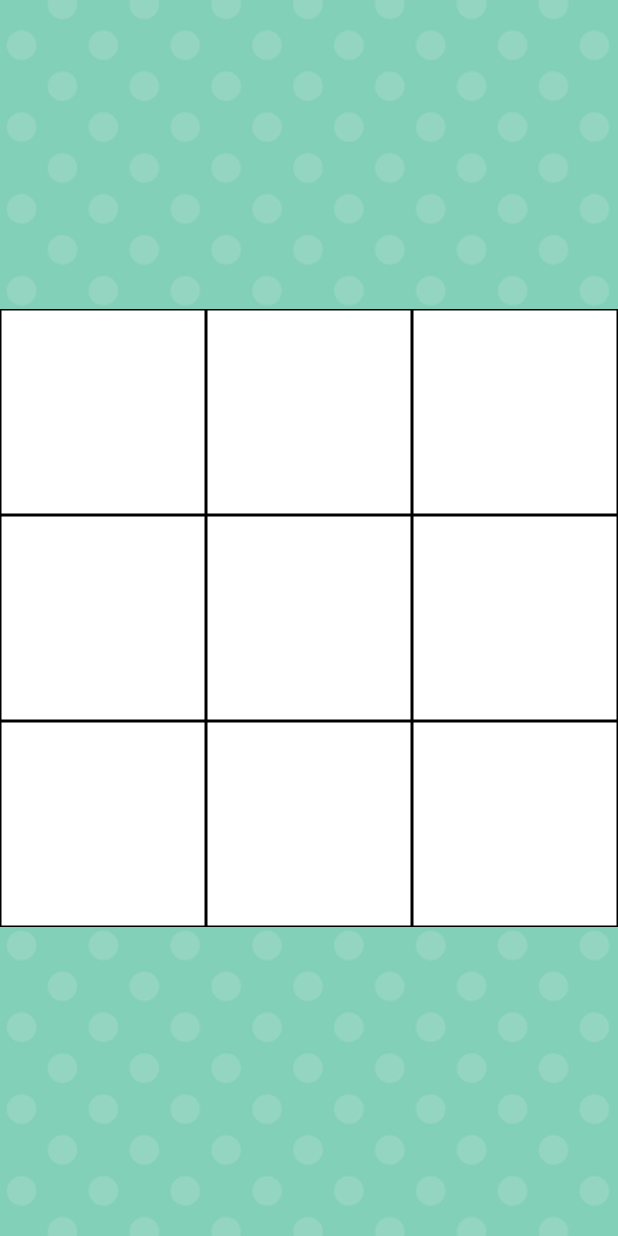
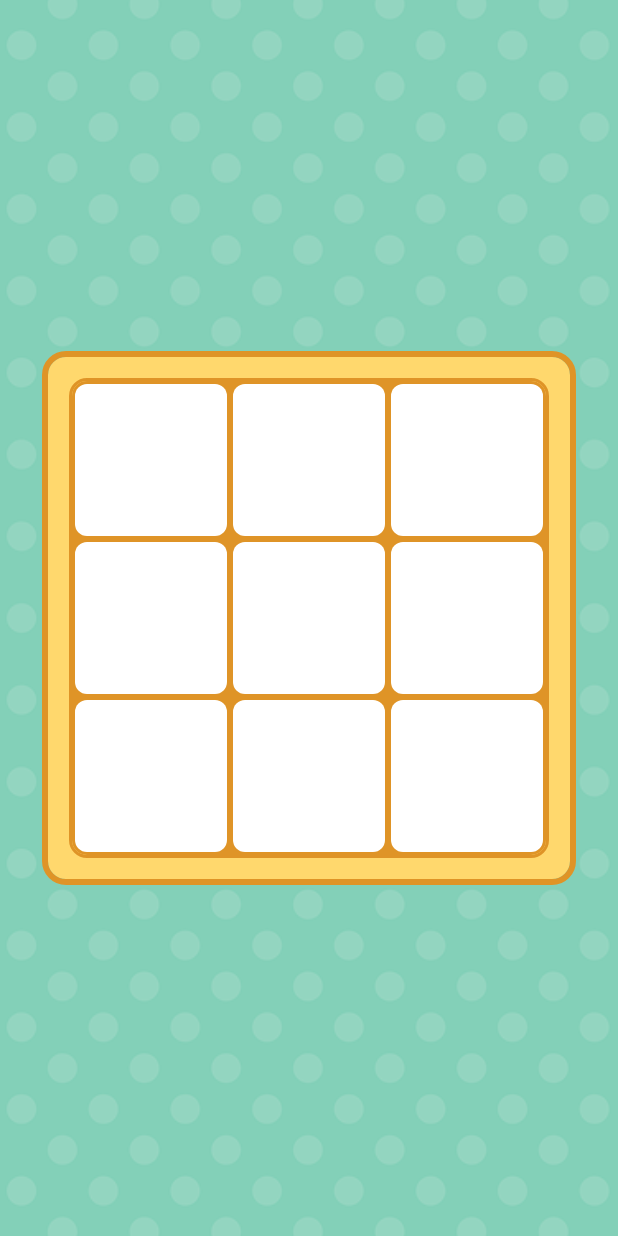
Before and after one commit to MIYAMOTO0610/ai_hackathon_2025_final, a Flutter app: the screen it shows after launch, on a phone screen of 412 x 824 dp. Run offline on Flutter 3.47's test engine with Material 3 defaults, Android fonts, the phone set to English and light mode, and no system bars.

Commit message:
feat: UI作成

```diff
--- a/lib/presentation/game/widgets/cell.dart
+++ b/lib/presentation/game/widgets/cell.dart
@@ -12,14 +12,22 @@ class Cell extends StatelessWidget {
   Widget build(BuildContext context) {
     return GestureDetector(
       onTap: () => onTap(),
-      child: Container(
-        decoration: BoxDecoration(
-          color: Colors.white,
-          border: Border.all(color: Colors.black),
+      child: Padding(
+        padding: const EdgeInsets.all(2.0),
+        child: Container(
+          decoration: BoxDecoration(
+            color: Colors.white,
+            borderRadius: BorderRadius.circular(8),
+          ),
+          width: 100,
+          height: 100,
+          child: image != null
+              ? ClipRRect(
+                  borderRadius: BorderRadius.circular(8),
+                  child: Image.memory(image!, fit: BoxFit.cover),
+                )
+              : null,
         ),
-        width: 100,
-        height: 100,
-        child: image != null ? Image.memory(image!) : null,
       ),
     );
   }
--- a/lib/presentation/game/widgets/grid.dart
+++ b/lib/presentation/game/widgets/grid.dart
@@ -47,9 +47,28 @@ class _GridState extends State<Grid> {
 
   @override
   Widget build(BuildContext context) {
-    return DecoratedBox(
+    return Padding(
+      padding: const EdgeInsets.all(32),
+      child: Container(
+        padding: const EdgeInsets.all(16),
         decoration: BoxDecoration(
-        border: Border.all(color: Colors.black, width: 3),
+          color: Color(0xFFFFD86D),
+          border: Border.all(
+            color: Color(0xFFDF9427),
+            width: 4,
+            strokeAlign: BorderSide.strokeAlignOutside,
+          ),
+          borderRadius: BorderRadius.circular(12),
+        ),
+        child: DecoratedBox(
+          decoration: BoxDecoration(
+            color: Color(0xFFDF9427),
+            border: Border.all(
+              color: Color(0xFFDF9427),
+              width: 2,
+              strokeAlign: BorderSide.strokeAlignOutside,
+            ),
+            borderRadius: BorderRadius.circular(10),
           ),
           child: GridView.builder(
             shrinkWrap: true,
@@ -60,6 +79,8 @@ class _GridState extends State<Grid> {
             itemBuilder: (context, index) =>
                 Cell(image: _images[index], onTap: () => _onCellTap(index)),
           ),
+        ),
+      ),
     );
   }
 }
```
Lines whose indentation alone changed are shown as unchanged.
